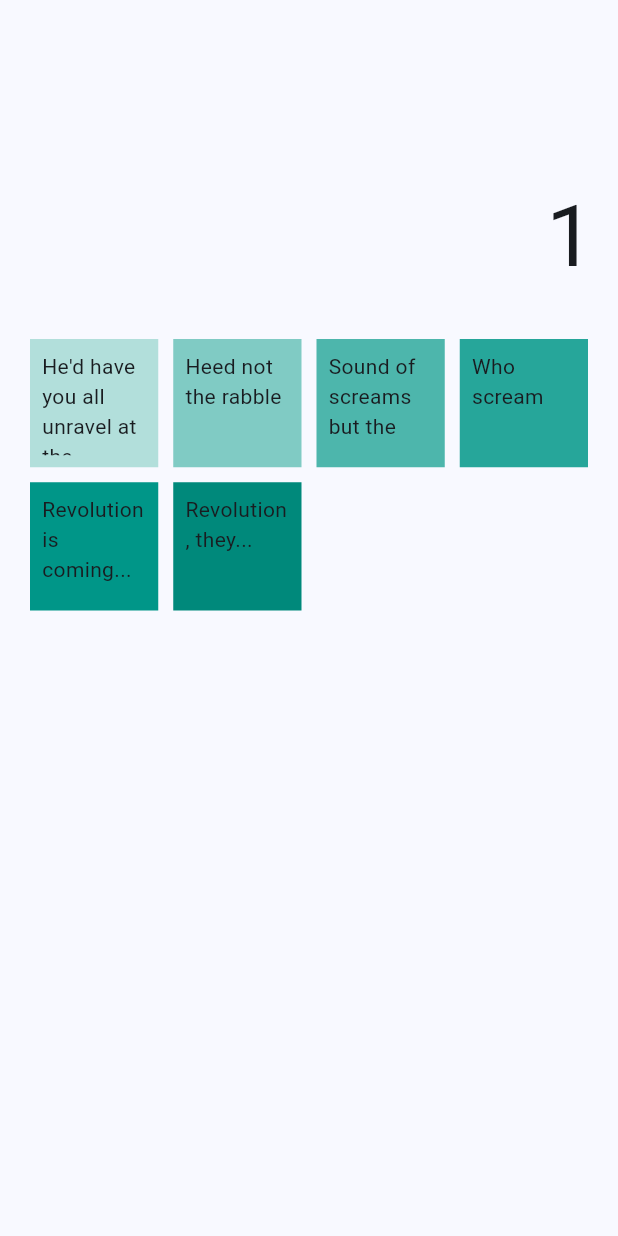
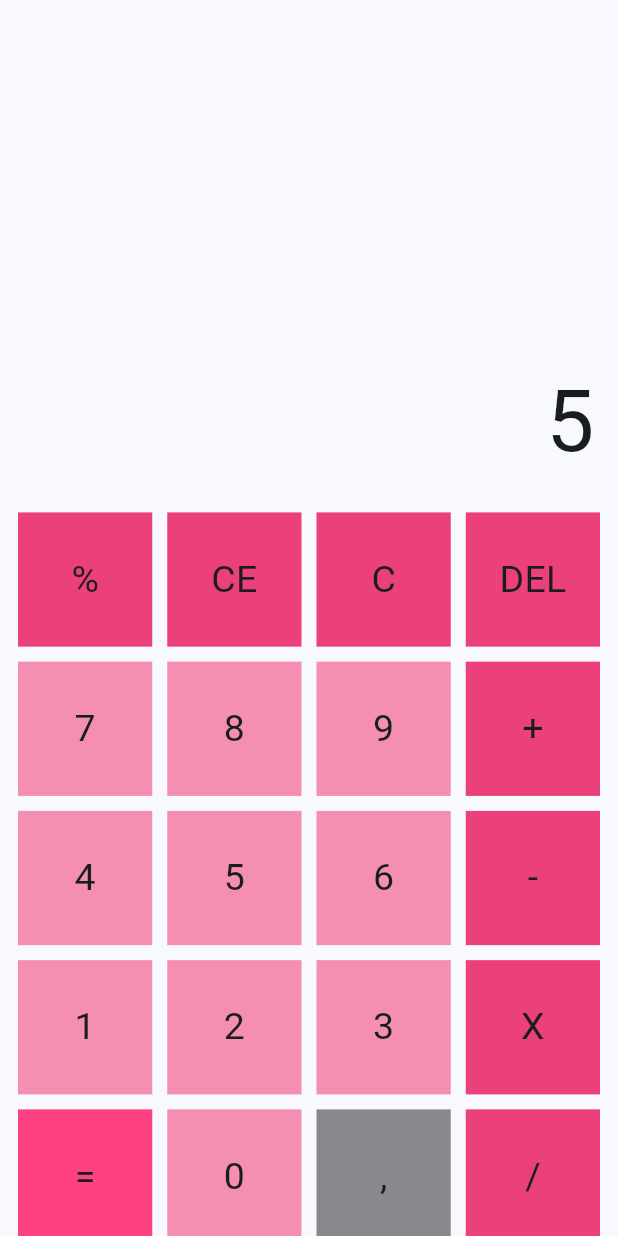
Before and after one commit to Luana-RB/Flutter_calculator, a Flutter app: the screen it shows after launch, on a phone screen of 412 x 824 dp. Run offline on Flutter 3.47's test engine with Material 2 defaults, Android fonts, the phone set to English and light mode, and no system bars.

Commit message:
buttons drawn

```diff
--- a/lib/src/calc_page.dart
+++ b/lib/src/calc_page.dart
@@ -16,8 +16,8 @@ class _CalcPageState extends State<CalcPage> {
       child: Column(
         children: [
           Expanded(
-            flex: 1,
-            child: Display(value: '1'),
+            flex: 2,
+            child: Display(value: '5'),
           ),
           Expanded(
             flex: 3,
--- a/lib/src/widgets/button_hub.dart
+++ b/lib/src/widgets/button_hub.dart
@@ -7,40 +7,90 @@ class ButtonHub extends StatelessWidget {
   Widget build(BuildContext context) {
     return GridView.count(
       primary: false,
-      padding: const EdgeInsets.all(20),
+      padding: const EdgeInsets.all(12),
       crossAxisSpacing: 10,
       mainAxisSpacing: 10,
       crossAxisCount: 4,
       children: <Widget>[
-        Container(
-          padding: const EdgeInsets.all(8),
-          color: Colors.teal[100],
-          child: const Text("He'd have you all unravel at the"),
+        Button(
+          value: '%',
+          color: Colors.pink.shade400,
         ),
-        Container(
-          padding: const EdgeInsets.all(8),
-          color: Colors.teal[200],
-          child: const Text('Heed not the rabble'),
+        Button(
+          value: 'CE',
+          color: Colors.pink.shade400,
         ),
-        Container(
-          padding: const EdgeInsets.all(8),
-          color: Colors.teal[300],
-          child: const Text('Sound of screams but the'),
+        Button(
+          value: 'C',
+          color: Colors.pink.shade400,
         ),
-        Container(
-          padding: const EdgeInsets.all(8),
-          color: Colors.teal[400],
-          child: const Text('Who scream'),
+        Button(
+          value: 'DEL',
+          color: Colors.pink.shade400,
         ),
-        Container(
-          padding: const EdgeInsets.all(8),
-          color: Colors.teal[500],
-          child: const Text('Revolution is coming...'),
+        Button(
+          value: '7',
+          color: Colors.pink.shade200,
         ),
-        Container(
-          padding: const EdgeInsets.all(8),
-          color: Colors.teal[600],
-          child: const Text('Revolution, they...'),
+        Button(
+          value: '8',
+          color: Colors.pink.shade200,
+        ),
+        Button(
+          value: '9',
+          color: Colors.pink.shade200,
+        ),
+        Button(
+          value: '+',
+          color: Colors.pink.shade400,
+        ),
+        Button(
+          value: '4',
+          color: Colors.pink.shade200,
+        ),
+        Button(
+          value: '5',
+          color: Colors.pink.shade200,
+        ),
+        Button(
+          value: '6',
+          color: Colors.pink.shade200,
+        ),
+        Button(
+          value: '-',
+          color: Colors.pink.shade400,
+        ),
+        Button(
+          value: '1',
+          color: Colors.pink.shade200,
+        ),
+        Button(
+          value: '2',
+          color: Colors.pink.shade200,
+        ),
+        Button(
+          value: '3',
+          color: Colors.pink.shade200,
+        ),
+        Button(
+          value: 'X',
+          color: Colors.pink.shade400,
+        ),
+        const Button(
+          value: '=',
+          color: Colors.pinkAccent,
+        ),
+        Button(
+          value: '0',
+          color: Colors.pink.shade200,
+        ),
+        const Button(
+          value: ',',
+          color: Colors.black45,
+        ),
+        Button(
+          value: '/',
+          color: Colors.pink.shade400,
         ),
       ],
     );
@@ -59,7 +109,10 @@ class Button extends StatelessWidget {
       padding: const EdgeInsets.all(8),
       color: color,
       child: Center(
-        child: Text(value),
+        child: Text(
+          value,
+          style: const TextStyle(fontSize: 25),
+        ),
       ),
     );
   }
```
